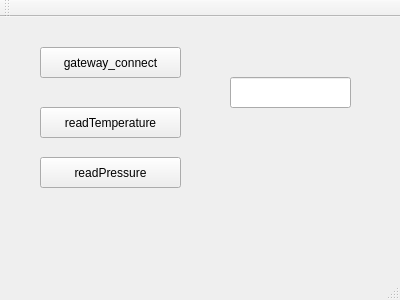
Qt form profibus/mainwindow.ui (axelwogawa/PROFIBus-Profis) before a commit.
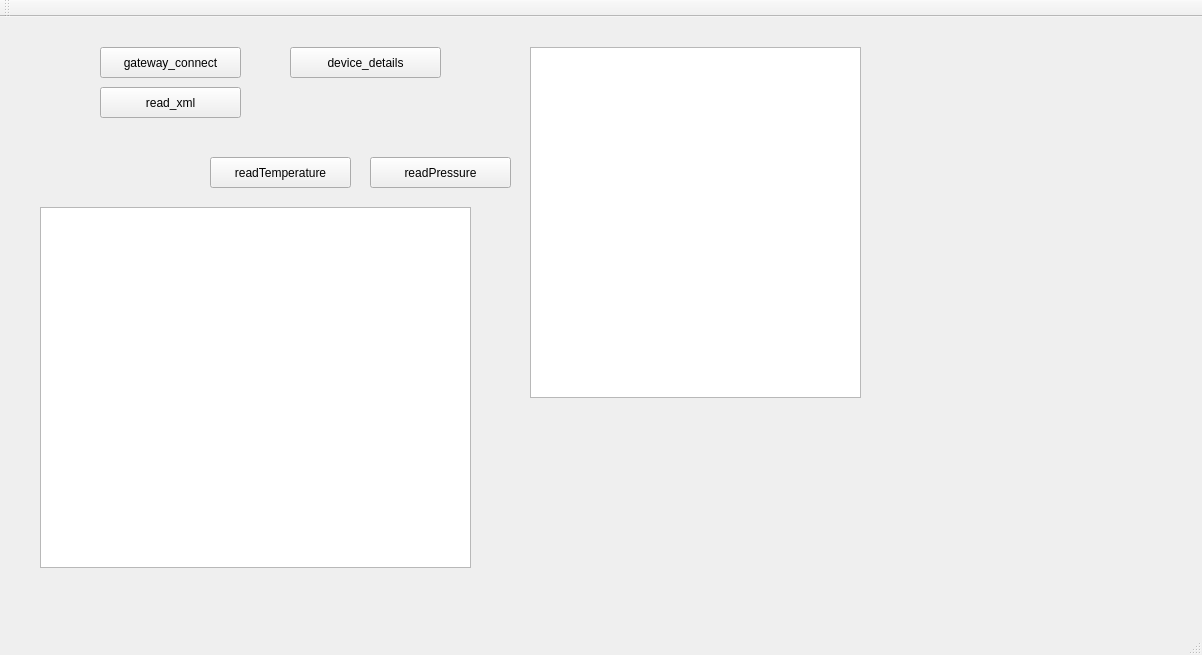
The same form after that commit.

Commit message: textview added,tableview added,device interpret completed (I guess the pointers have been wrong before ? ,QXML Reader added,QT = +xml in .pro file

What changed in the file:
```diff
--- a/profibus/mainwindow.ui
+++ b/profibus/mainwindow.ui
@@ -6,8 +6,8 @@
    <rect>
     <x>0</x>
     <y>0</y>
-    <width>400</width>
-    <height>300</height>
+    <width>1202</width>
+    <height>655</height>
    </rect>
   </property>
   <property name="windowTitle">
@@ -17,7 +17,7 @@
    <widget class="QPushButton" name="gateway_connect">
     <property name="geometry">
      <rect>
-      <x>40</x>
+      <x>100</x>
       <y>30</y>
       <width>141</width>
       <height>31</height>
@@ -33,8 +33,8 @@
    <widget class="QPushButton" name="pushButton_2">
     <property name="geometry">
      <rect>
-      <x>40</x>
-      <y>90</y>
+      <x>210</x>
+      <y>140</y>
       <width>141</width>
       <height>31</height>
      </rect>
@@ -46,7 +46,7 @@
    <widget class="QPushButton" name="pushButton_3">
     <property name="geometry">
      <rect>
-      <x>40</x>
+      <x>370</x>
       <y>140</y>
       <width>141</width>
       <height>31</height>
@@ -56,14 +56,50 @@
      <string>readPressure</string>
     </property>
    </widget>
-   <widget class="QLineEdit" name="lineEdit">
+   <widget class="QTextEdit" name="textEdit">
     <property name="geometry">
      <rect>
-      <x>230</x>
-      <y>60</y>
-      <width>121</width>
+      <x>40</x>
+      <y>190</y>
+      <width>431</width>
+      <height>361</height>
+     </rect>
+    </property>
+   </widget>
+   <widget class="QPushButton" name="disconnect_gateway">
+    <property name="geometry">
+     <rect>
+      <x>290</x>
+      <y>30</y>
+      <width>151</width>
       <height>31</height>
      </rect>
+    </property>
+    <property name="text">
+     <string>device_details</string>
+    </property>
+   </widget>
+   <widget class="QTableWidget" name="tableWidget">
+    <property name="geometry">
+     <rect>
+      <x>530</x>
+      <y>30</y>
+      <width>331</width>
+      <height>351</height>
+     </rect>
+    </property>
+   </widget>
+   <widget class="QPushButton" name="read_xml">
+    <property name="geometry">
+     <rect>
+      <x>100</x>
+      <y>70</y>
+      <width>141</width>
+      <height>31</height>
+     </rect>
+    </property>
+    <property name="text">
+     <string>read_xml</string>
     </property>
    </widget>
   </widget>
```
Left out of the diff: 4 changed lines with no effect on the pictures. The commit also changes 12 other files.
